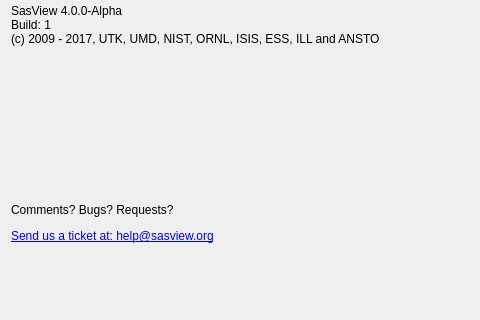
Before: the Qt Designer form src/sas/qtgui/MainWindow/UI/WelcomePanelUI.ui in SasView/sasview, drawn with Qt 5; both pictures show x 0 to 480 and y 417 to 737 of the 658 by 737 pixel window.
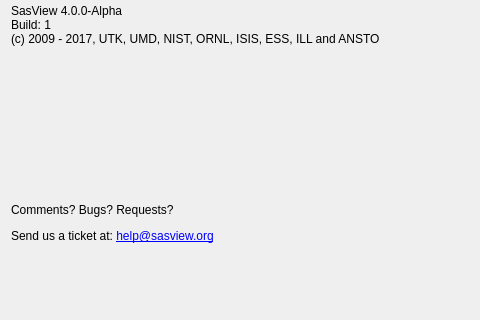
After: the same form once the commit is applied. Icons and pictures are not drawn.

Commit message: Make the email link respond properly. SASVIEW-1227

What changed in the file:
```diff
--- a/src/sas/qtgui/MainWindow/UI/WelcomePanelUI.ui
+++ b/src/sas/qtgui/MainWindow/UI/WelcomePanelUI.ui
@@ -72,7 +72,11 @@
       </sizepolicy>
      </property>
      <property name="text">
-      <string>&lt;html&gt;&lt;head/&gt;&lt;body&gt;&lt;p&gt;Comments? Bugs? Requests?&lt;/p&gt;&lt;p&gt;&lt;a href=&quot;mailto:help@sasview.org&quot;&gt;&lt;span style=&quot; text-decoration: underline; color:#0000ff;&quot;&gt;Send us a ticket at: help@sasview.org&lt;/span&gt;&lt;/a&gt;&lt;/p&gt;&lt;/body&gt;&lt;/html&gt;</string>
+      <string>&lt;html&gt;&lt;head/&gt;&lt;body&gt;&lt;p&gt;Comments? Bugs? Requests?&lt;/p&gt;
+&lt;p&gt;Send us a ticket at: &lt;a href=&quot;mailto:help@sasview.org&quot;&gt;&lt;span style=&quot; text-decoration: underline; color:#0000ff;&quot;&gt; help@sasview.org&lt;/span&gt;&lt;/a&gt;&lt;/p&gt;&lt;/body&gt;&lt;/html&gt;</string>
+     </property>
+     <property name="openExternalLinks">
+      <bool>true</bool>
      </property>
     </widget>
    </item>
```
